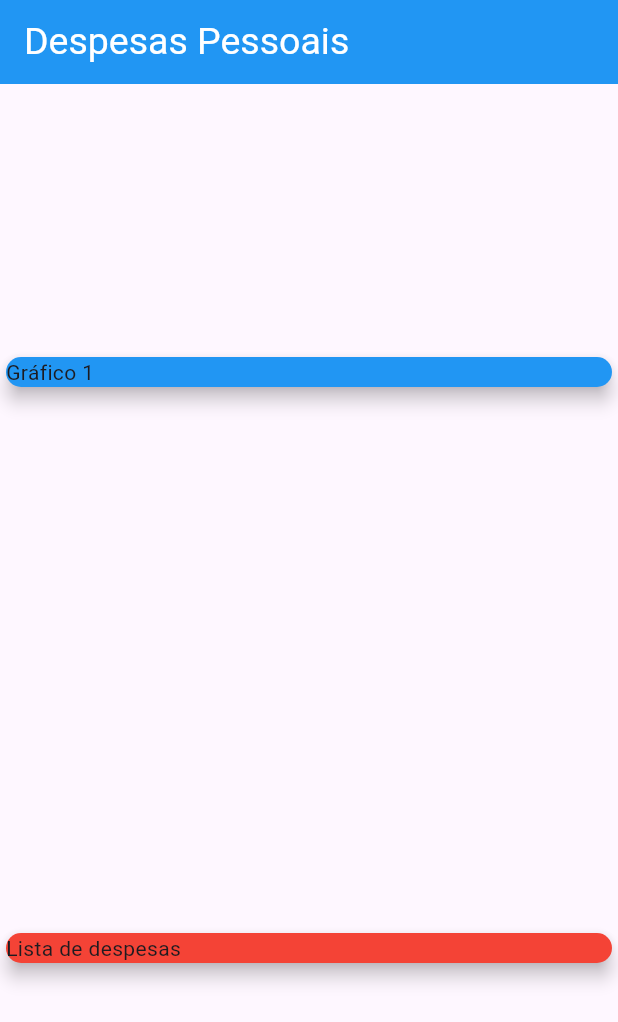
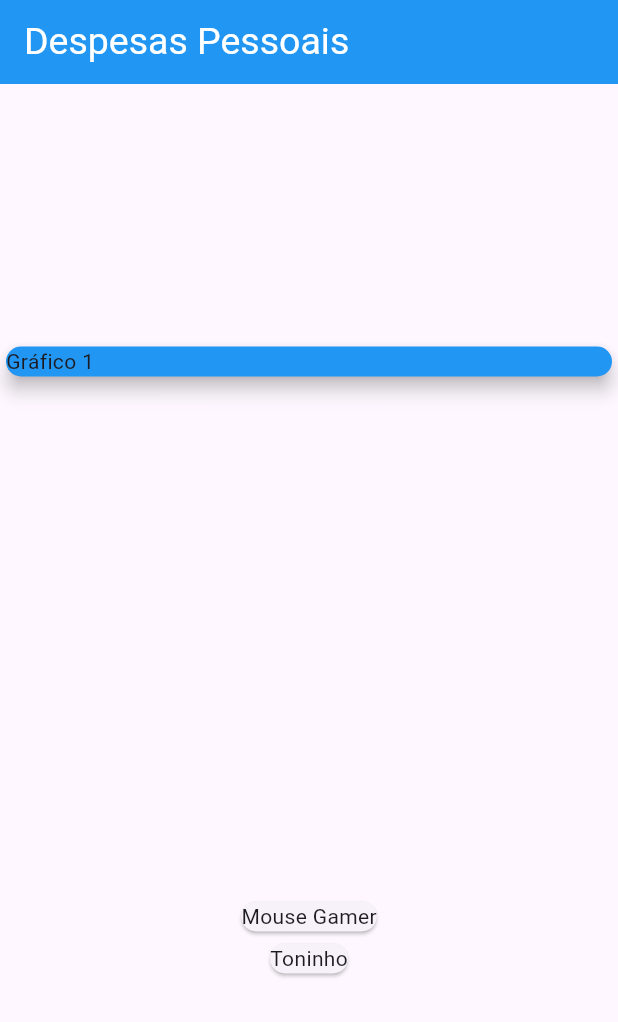
Before and after one commit to Leonardo-Toledo-Alves-Costa/despesas_app, a Flutter app: the screen it shows after launch, on a phone screen of 412 x 824 dp. Shown: the top 1022 px of the screen. Run offline on Flutter 3.47's test engine with Material 3 defaults, Android fonts, the phone set to English and light mode, and no system bars.

Commit message:
Criação da branch para funcionalidade de adição de transações + mudanças no Card e _transactions

```diff
--- a/lib/main.dart
+++ b/lib/main.dart
@@ -1,4 +1,4 @@
-
+import 'package:despesas_app/models/transaction.dart';
 import 'package:flutter/material.dart';
 
 void main() => runApp(DespesasApp());
@@ -13,7 +13,23 @@ class DespesasApp extends StatelessWidget {
 }
 
 class HomePage extends StatelessWidget {
-  const HomePage({super.key});
+    HomePage({super.key});
+
+  final _transactions = [
+    Transaction(
+      id: 'C1',
+      title: 'Mouse Gamer',
+      price: 274.45,
+      date: DateTime.now()
+      ),
+      Transaction(
+      id: 'C2',
+      title: 'Toninho',
+      price: 150.50,
+      date: DateTime.now())
+  ];
+
+
 
   @override
   Widget build(BuildContext context) {
@@ -36,13 +52,14 @@ class HomePage extends StatelessWidget {
                 child: Text('Gráfico 1'),
             ),
           ),
-        Card(
-                color: Colors.red,
-                elevation: 5,
-                child: Text('Lista de despesas'),
+            Column(
+              children: _transactions.map((tr){
+                return Card(
+                  child: Text(tr.title));}
+                ).toList(),
+              )
+            ],
           )
-        ]
-      ),
-    );
+     );
   }
 }
--- /dev/null
+++ b/lib/models/transaction.dart
@@ -0,0 +1,15 @@
+class Transaction {
+  final String id;
+  final String title;
+  final double price;
+  final DateTime date;
+
+  Transaction({
+    required this.id,
+    required this.title,
+    required this.price,
+    required this.date
+  });
+
+
+}
```
